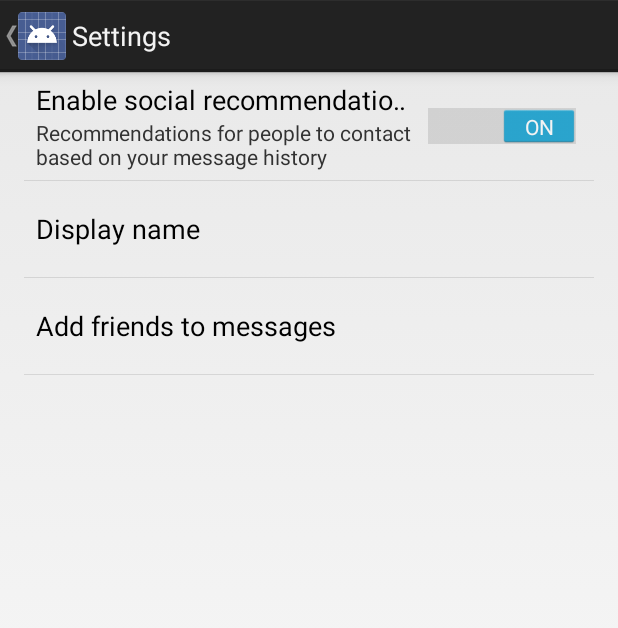
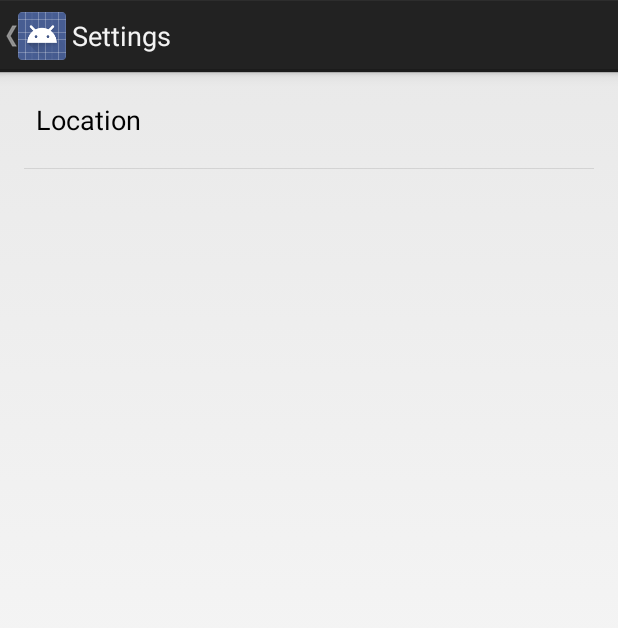
Before and after one commit to an1s1a/Sunny, an Android app: the SettingsActivity screen opened directly, with no data from a screen before it, on a phone screen of 412 x 824 dp. Shown: the top 628 px of the screen. Run offline under Robolectric (Android 15) with nearby library versions, the phone set to English and light mode, and no system bars.

Commit message:
Add location settings

```diff
--- a/app/src/main/java/anisia/sunny/DetailActivity.java
+++ b/app/src/main/java/anisia/sunny/DetailActivity.java
@@ -34,6 +34,7 @@ public class DetailActivity extends AppCompatActivity {
         int id = item.getItemId();
         if(id == R.id.action_settings){
             startActivity(new Intent(this, SettingsActivity.class));
+            return true;
         }
 
         return super.onOptionsItemSelected(item);
--- a/app/src/main/res/values/strings.xml
+++ b/app/src/main/res/values/strings.xml
@@ -15,8 +15,9 @@
         based on your message history
     </string>
 
-    <string name="pref_title_display_name">Display name</string>
-    <string name="pref_default_display_name">John Smith</string>
+    <string name="pref_title_location">Location</string>
+    <string name="pref_default_location">Rotterdam</string>
+    <string name="pref_location_key">location</string>
 
     <string name="pref_title_add_friends_to_messages">Add friends to messages</string>
     <string-array name="pref_example_list_titles">
--- a/app/src/main/res/xml/pref_general.xml
+++ b/app/src/main/res/xml/pref_general.xml
@@ -1,33 +1,14 @@
+<?xml version="1.0" encoding="utf-8"?>
 <PreferenceScreen xmlns:android="http://schemas.android.com/apk/res/android">
 
-    <SwitchPreference
-        android:defaultValue="true"
-        android:key="example_switch"
-        android:summary="@string/pref_description_social_recommendations"
-        android:title="@string/pref_title_social_recommendations" />
-
-    <!-- NOTE: EditTextPreference accepts EditText attributes. -->
-    <!-- NOTE: EditTextPreference's summary should be set to its value by the activity code. -->
     <EditTextPreference
         android:capitalize="words"
-        android:defaultValue="@string/pref_default_display_name"
+        android:defaultValue="@string/pref_default_location"
         android:inputType="textCapWords"
-        android:key="example_text"
+        android:key="@string/pref_location_key"
         android:maxLines="1"
         android:selectAllOnFocus="true"
         android:singleLine="true"
-        android:title="@string/pref_title_display_name" />
-
-    <!-- NOTE: Hide buttons to simplify the UI. Users can touch outside the dialog to
-         dismiss it. -->
-    <!-- NOTE: ListPreference's summary should be set to its value by the activity code. -->
-    <ListPreference
-        android:defaultValue="-1"
-        android:entries="@array/pref_example_list_titles"
-        android:entryValues="@array/pref_example_list_values"
-        android:key="example_list"
-        android:negativeButtonText="@null"
-        android:positiveButtonText="@null"
-        android:title="@string/pref_title_add_friends_to_messages" />
+        android:title="@string/pref_title_location" />
 
 </PreferenceScreen>
```
